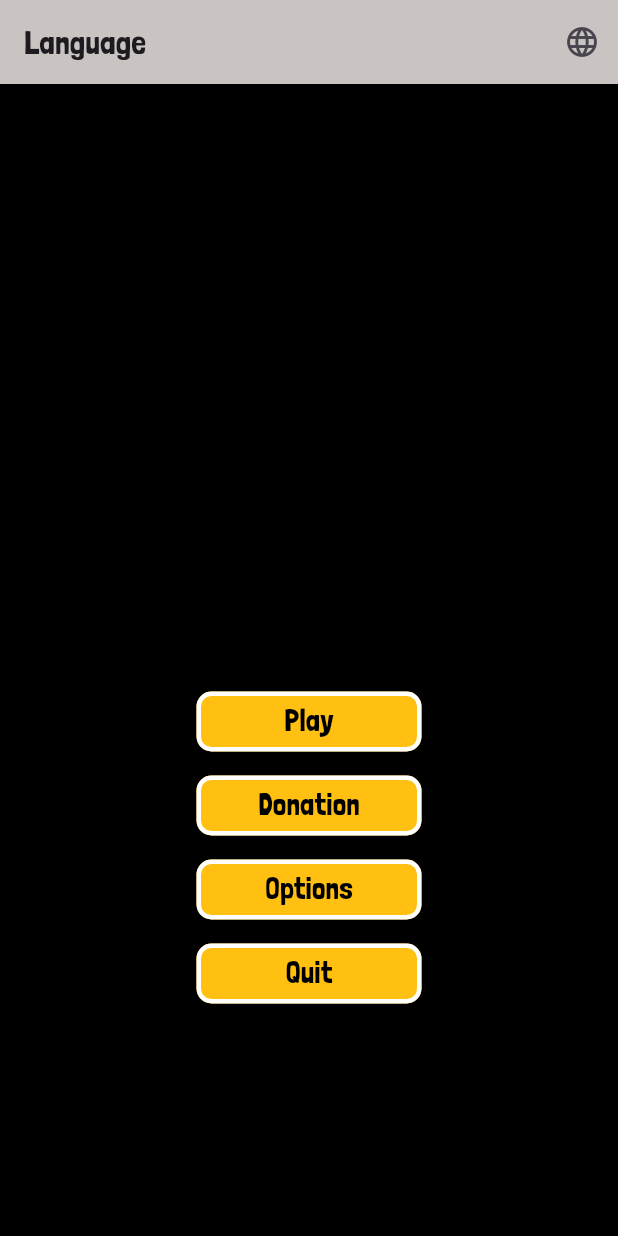
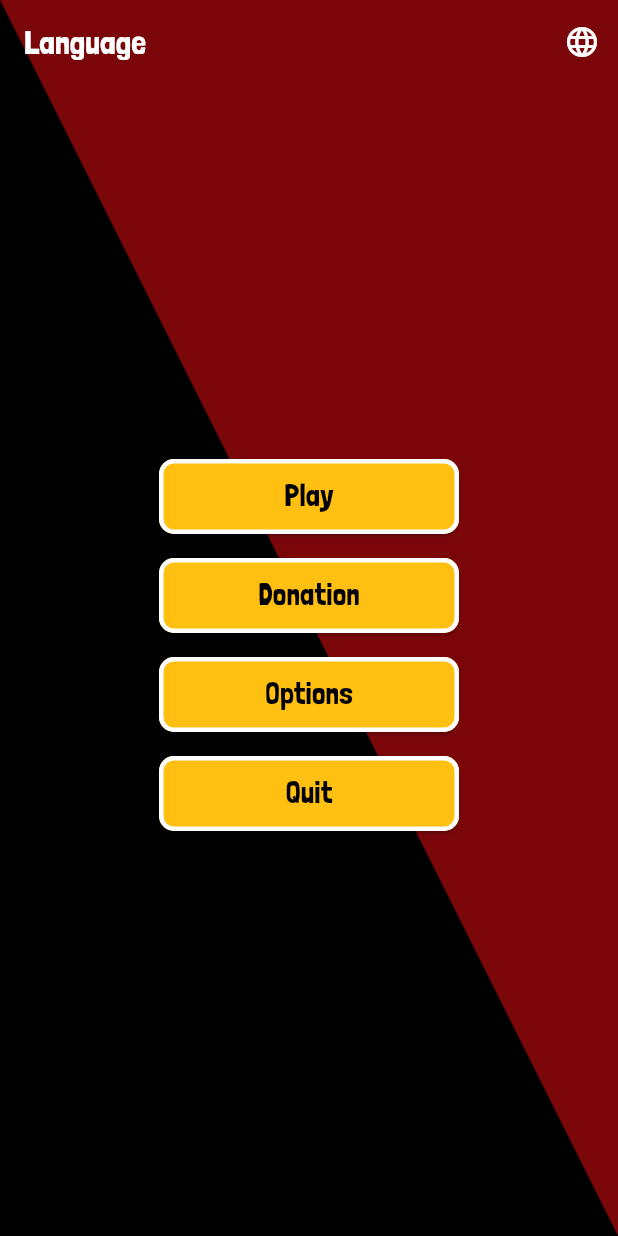
Before and after one commit to iamLuCat/ofeka_earth, a Flutter app: the MenuGame screen opened by its route, after a tap on the "language" icon, on a phone screen of 412 x 824 dp. Run offline on Flutter 3.47's test engine with Material 3 defaults, Android fonts, the light colour scheme and no system bars; missing offline and left inert: add_to_google_wallet, bonfire; generated files the repository leaves out were written again; project files that could hold a hidden picture were left out.

Commit message:
Added app native background

```diff
--- /dev/null
+++ b/lib/Utils/app_colors.dart
@@ -0,0 +1,6 @@
+import 'dart:ui';
+
+class AppColors {
+  static const redColor = Color.fromARGB(255, 123,6,10);
+  static const yellowColor = Color.fromARGB(255, 255, 192, 17);
+}
--- /dev/null
+++ b/lib/Utils/diagonal_path_clipper.dart
@@ -0,0 +1,19 @@
+import 'package:flutter/material.dart';
+
+class DiagonalPathClipper extends CustomClipper<Path> {
+  @override
+  Path getClip(Size size) {
+    final path = Path()
+      ..lineTo(0.0, 0.0)
+      ..relativeLineTo(size.width, size.height)
+      ..lineTo(0.0, size.height)
+      ..lineTo(0.0, 0.0)
+      ..close();
+    return path;
+  }
+
+  @override
+  bool shouldReclip(CustomClipper<Path> oldClipper) {
+    return true;
+  }
+}
--- a/lib/game_menu.dart
+++ b/lib/game_menu.dart
@@ -1,4 +1,6 @@
 import 'dart:io';
+import 'package:angola_sustentavel/Utils/app_colors.dart';
+import 'package:angola_sustentavel/Utils/diagonal_path_clipper.dart';
 import 'package:flutter/material.dart';
 import 'package:flutter_gen/gen_l10n/app_localizations.dart';
 import 'package:angola_sustentavel/main.dart';
@@ -11,13 +13,12 @@ class MenuGame extends StatefulWidget {
 }
 
 class _MenuGameState extends State<MenuGame> with WidgetsBindingObserver {
-  late String _backgroundImage;
   late String _selectedLanguage;
 
   @override
   void initState() {
     super.initState();
-    _selectedLanguage = 'English'; // Idioma padrão
+    _selectedLanguage = 'English'; // Default language
     WidgetsBinding.instance.addObserver(this);
   }
 
@@ -36,11 +37,18 @@ class _MenuGameState extends State<MenuGame> with WidgetsBindingObserver {
     String language = AppLocalizations.of(context)!.language;
     return AppBar(
       automaticallyImplyLeading: false,
-      title: Text(language),
-      backgroundColor: const Color.fromARGB(255, 201, 195, 194),
+      title: Text(
+        language,
+        style: TextStyle(color: Colors.white),
+      ),
+      backgroundColor: Colors.transparent,
+      elevation: 0,
       actions: [
         IconButton(
-          icon: const Icon(Icons.language),
+          icon: const Icon(
+            Icons.language,
+            color: Colors.white,
+          ),
           onPressed: _showLanguageDialog,
         ),
       ],
@@ -48,31 +56,23 @@ class _MenuGameState extends State<MenuGame> with WidgetsBindingObserver {
   }
 
   void _showLanguageDialog() {
-    String selectlanguage = AppLocalizations.of(context)!.select_your_language;
+    String selectedLanguage =
+        AppLocalizations.of(context)!.select_your_language;
 
     showDialog(
       context: context,
       builder: (BuildContext context) {
         return AlertDialog(
-          title: Text(selectlanguage),
+          title: Text(selectedLanguage),
           content: SingleChildScrollView(
             child: ListBody(
               children: [
                 _buildLanguageItem(
-                  'English',
-                  'assets/images/language/uk_flag.png',
-                  'en',
-                ),
+                    'English', 'assets/images/language/uk_flag.png', 'en'),
+                _buildLanguageItem('Português',
+                    'assets/images/language/portugal_flag.png', 'pt'),
                 _buildLanguageItem(
-                  'Português',
-                  'assets/images/language/portugal_flag.png',
-                  'pt',
-                ),
-                _buildLanguageItem(
-                  '日本語',
-                  'assets/images/language/japan_flag.png',
-                  'ja',
-                ),
+                    '日本語', 'assets/images/language/japan_flag.png', 'ja'),
               ],
             ),
           ),
@@ -98,18 +98,102 @@ class _MenuGameState extends State<MenuGame> with WidgetsBindingObserver {
           _selectedLanguage = language;
         });
         Navigator.pop(context);
-        _changeLanguage(
-            languageCode); // Chamando a função para alterar o idioma
+        _changeLanguage(languageCode);
       },
       selected: _selectedLanguage == language,
     );
   }
 
   void _changeLanguage(String languageCode) {
-    MyApp.setLocale(context, Locale(languageCode, '')); // Alterando o idioma
+    MyApp.setLocale(context, Locale(languageCode, ''));
   }
 
-  //Change the size between the button when we have a differnt orientation screen
+  @override
+  Widget build(BuildContext context) {
+    return Scaffold(
+      backgroundColor: AppColors.redColor,
+      body: Stack(
+        children: [
+          ClipPath(
+            clipper: DiagonalPathClipper(),
+            child: Container(
+              decoration: BoxDecoration(
+                color: Colors.black,
+              ),
+            ),
+          ),
+          _buildBody(),
+        ],
+      ),
+    );
+  }
+
+  Widget _buildBody() {
+    String play = AppLocalizations.of(context)!.play;
+    String wallet = AppLocalizations.of(context)!.make_donation;
+    String options = AppLocalizations.of(context)!.options;
+    String quit = AppLocalizations.of(context)!.quit;
+
+    return Column(
+      crossAxisAlignment: CrossAxisAlignment.stretch,
+      children: [
+        _buildAppBar(),
+        Center(
+          child: Padding(
+            padding: _getPadding(context),
+            child: SingleChildScrollView(
+              child: Column(
+                mainAxisAlignment: MainAxisAlignment.center,
+                children: [
+                  _buildButton(play, '/level01'),
+                  const SizedBox(height: 16),
+                  _buildButton(wallet, '/wallet'),
+                  const SizedBox(height: 16),
+                  _buildButton(options, ''),
+                  const SizedBox(height: 16),
+                  _buildButton(quit, ''),
+                ],
+              ),
+            ),
+          ),
+        ),
+      ],
+    );
+  }
+
+  Widget _buildButton(String text, String route) {
+    return SizedBox(
+      height: 50,
+      width: 200,
+      child: ElevatedButton(
+        onPressed: () {
+          if (route.isNotEmpty) {
+            Navigator.pushNamed(context, route);
+          } else {
+            if (text == AppLocalizations.of(context)!.quit) {
+              exit(0); // Quit the application
+            }
+          }
+        },
+        style: ElevatedButton.styleFrom(
+          shape: RoundedRectangleBorder(
+            borderRadius: BorderRadius.circular(10),
+            side: BorderSide(color: Colors.white, width: 3.0),
+          ),
+          backgroundColor: AppColors.yellowColor,
+        ),
+        child: Text(
+          text,
+          style: const TextStyle(
+            fontSize: 20,
+            color: Colors.black,
+          ),
+        ),
+      ),
+    );
+  }
+
+  // Change the size between the button when we have a different orientation screen
   EdgeInsets _getPadding(BuildContext context) {
     if (MediaQuery.of(context).orientation == Orientation.landscape) {
       // Horizontal orientation
@@ -119,148 +203,4 @@ class _MenuGameState extends State<MenuGame> with WidgetsBindingObserver {
       return const EdgeInsets.only(top: 250);
     }
   }
-
-  @override
-  Widget build(BuildContext context) {
-    String play = AppLocalizations.of(context)!.play;
-    String wallet = AppLocalizations.of(context)!.make_donation;
-    String options = AppLocalizations.of(context)!.options;
-    String quit = AppLocalizations.of(context)!.quit;
-
-    _backgroundImage = 'assets/menupagegame.png';
-
-    // Defina um tamanho base para os botões
-    double buttonWidth = 150.0;
-    double buttonHeight = 40.0;
-
-    // Ajuste o tamanho dos botões com base na largura da tela
-    // if (screenWidth < 600) {
-    //   buttonWidth =
-    //       screenWidth * 0.8; // Use 80% da largura da tela para os botões
-    // }
-
-    return Scaffold(
-      appBar: _buildAppBar(),
-      body: Container(
-        decoration: BoxDecoration(
-          // image: DecorationImage(
-          //   image: AssetImage(_backgroundImage),
-          //   fit: BoxFit.cover,
-          // ),
-          color: Colors.black,
-        ),
-        child: Center(
-          child: Padding(
-            padding: _getPadding(context),
-            child: SingleChildScrollView(
-              child: Column(
-                mainAxisAlignment: MainAxisAlignment.center,
-                children: [
-                  SizedBox(
-                    height: buttonHeight,
-                    width: buttonWidth,
-                    child: ElevatedButton(
-                      onPressed: () {
-                        Navigator.pushNamed(context, '/level01');
-                      },
-                      style: ElevatedButton.styleFrom(
-                        shape: RoundedRectangleBorder(
-                          borderRadius: BorderRadius.circular(10),
-                          side: BorderSide(color: Colors.white, width: 3.0),
-                        ),
-                        backgroundColor:
-                            const Color.fromARGB(255, 255, 192, 17),
-                      ),
-                      child: Text(
-                        play,
-                        style: const TextStyle(
-                            fontSize: 20,
-                            color: Colors.black,
-                            fontFamily: "LondrinaSolid"),
-                      ),
-                    ),
-                  ),
-                  const SizedBox(height: 16),
-                  SizedBox(
-                    height: buttonHeight,
-                    width: buttonWidth,
-                    child: ElevatedButton(
-                      onPressed: () {
-                        Navigator.pushNamed(context, '/wallet');
-                      },
-                      style: ElevatedButton.styleFrom(
-                        shape: RoundedRectangleBorder(
-                          borderRadius: BorderRadius.circular(10),
-                          side: BorderSide(color: Colors.white, width: 3.0),
-                        ),
-                        backgroundColor:
-                            const Color.fromARGB(255, 255, 192, 17),
-                      ),
-                      child: Text(
-                        wallet,
-                        style: const TextStyle(
-                            fontSize: 20,
-                            color: Colors.black,
-                            fontFamily: "LondrinaSolid"),
-                      ),
-                    ),
-                  ),
-                  const SizedBox(height: 16),
-                  SizedBox(
-                    height: buttonHeight,
-                    width: buttonWidth,
-                    child: ElevatedButton(
-                      onPressed: () {
-                        // Adicione a navegação para outras opções
-                      },
-                      style: ElevatedButton.styleFrom(
-                        shape: RoundedRectangleBorder(
-                          borderRadius: BorderRadius.circular(10),
-                          side: BorderSide(color: Colors.white, width: 3.0),
-                        ),
-                        backgroundColor:
-                            const Color.fromARGB(255, 255, 192, 17),
-                      ),
-                      child: Text(
-                        options,
-                        style: const TextStyle(
-                            fontSize: 20,
-                            color: Colors.black,
-                            fontFamily: "LondrinaSolid"),
-                      ),
-                    ),
-                  ),
-                  const SizedBox(height: 16),
-                  SizedBox(
-                    height: buttonHeight,
-                    width: buttonWidth,
-                    child: ElevatedButton(
-                      onPressed: () {
-                        exit(0);
-                      },
-                      style: ElevatedButton.styleFrom(
-                        shape: RoundedRectangleBorder(
-                          borderRadius: BorderRadius.circular(10),
-                          side: BorderSide(color: Colors.white, width: 3.0),
-                        ),
-                        backgroundColor:
-                            const Color.fromARGB(255, 255, 192, 17),
-                      ),
-                      child: Text(
-                        quit,
-                        style: const TextStyle(
-                            fontSize: 20,
-                            color: Colors.black,
-                            fontFamily: "LondrinaSolid"),
-                      ),
-                    ),
-                  ),
-                ],
-              ),
-            ),
-          ),
-        ),
-      ),
-    );
-  }
 }
--- a/lib/main.dart
+++ b/lib/main.dart
@@ -1,18 +1,17 @@
-import 'package:angola_sustentavel/Decorations/Farm/Vegetables/vegetables_plant.dart';
-import 'package:angola_sustentavel/Decorations/TrashObjects/trash_river_collect.dart';
-import 'package:angola_sustentavel/Decorations/reforestation.dart';
-import 'package:angola_sustentavel/NPCS/ngola_friends.dart';
-import 'package:angola_sustentavel/Player/player_human.dart';
-import 'package:angola_sustentavel/game_menu.dart';
-import 'package:angola_sustentavel/interface/Menu/Donations/donation.dart';
-// import 'package:angola_sustentavel/interface/pay_wallet.dart';
-import 'package:angola_sustentavel/interface/player_interface.dart';
-import 'package:angola_sustentavel/interface/splach_screen_game.dart';
+import 'package:flutter/material.dart';
+import 'package:flutter_gen/gen_l10n/app_localizations.dart';
 import 'package:bonfire/bonfire.dart';
-// import 'package:flutter_localizations/flutter_localizations.dart';
-import 'package:flutter_gen/gen_l10n/app_localizations.dart';
 
-import 'package:flutter/material.dart';
+import 'Decorations/Farm/Vegetables/vegetables_plant.dart';
+import 'Decorations/TrashObjects/trash_river_collect.dart';
+import 'Decorations/reforestation.dart';
+import 'NPCS/ngola_friends.dart';
+import 'Player/player_human.dart';
+import 'Utils/app_colors.dart';
+import 'game_menu.dart';
+import 'interface/Menu/Donations/donation.dart';
+import 'interface/player_interface.dart';
+import 'interface/splach_screen_game.dart';
 
 const double tileSize = 12;
 
@@ -44,10 +43,12 @@ class _MyAppState extends State<MyApp> {
   @override
   Widget build(BuildContext context) {
     return MaterialApp(
-      title: 'Flutter Demo',
-      theme: ThemeData(primarySwatch: Colors.blue, fontFamily: "LondrinaSolid"),
+      title: 'Ofeka Earth',
+      theme: ThemeData(
+          primaryColor: AppColors.redColor, fontFamily: "LondrinaSolid"),
       localizationsDelegates: AppLocalizations.localizationsDelegates,
       supportedLocales: AppLocalizations.supportedLocales,
+      debugShowCheckedModeBanner: false,
       locale: _locale,
       home: const SplachScreenGame(),
       routes: {
@@ -62,17 +63,9 @@ class _MyAppState extends State<MyApp> {
 class MyHomePage extends StatelessWidget {
   const MyHomePage({Key? key}) : super(key: key);
 
-  // void onPressed() async {
-  //   FlameAudio.loop('wildssound.mp3');
-  // }
-
   @override
   Widget build(BuildContext context) {
-    // FlameAudio.loop('wildssound.mp3');
-    // onPressed();
-
     return BonfireTiledWidget(
-      // joystick: JoystickMoveToPosition(),
       joystick: Joystick(
         directional: JoystickDirectional(color: Colors.black),
         actions: [
@@ -136,7 +129,6 @@ class MyHomePage extends StatelessWidget {
         sizeMovementWindow: const Size(tileSize * 3, tileSize * 3),
         zoom: 1.5,
       ),
-      // showCollisionArea: true,
     );
   }
 }
```
Also changed, not shown: pubspec.lock, 10 other files.
